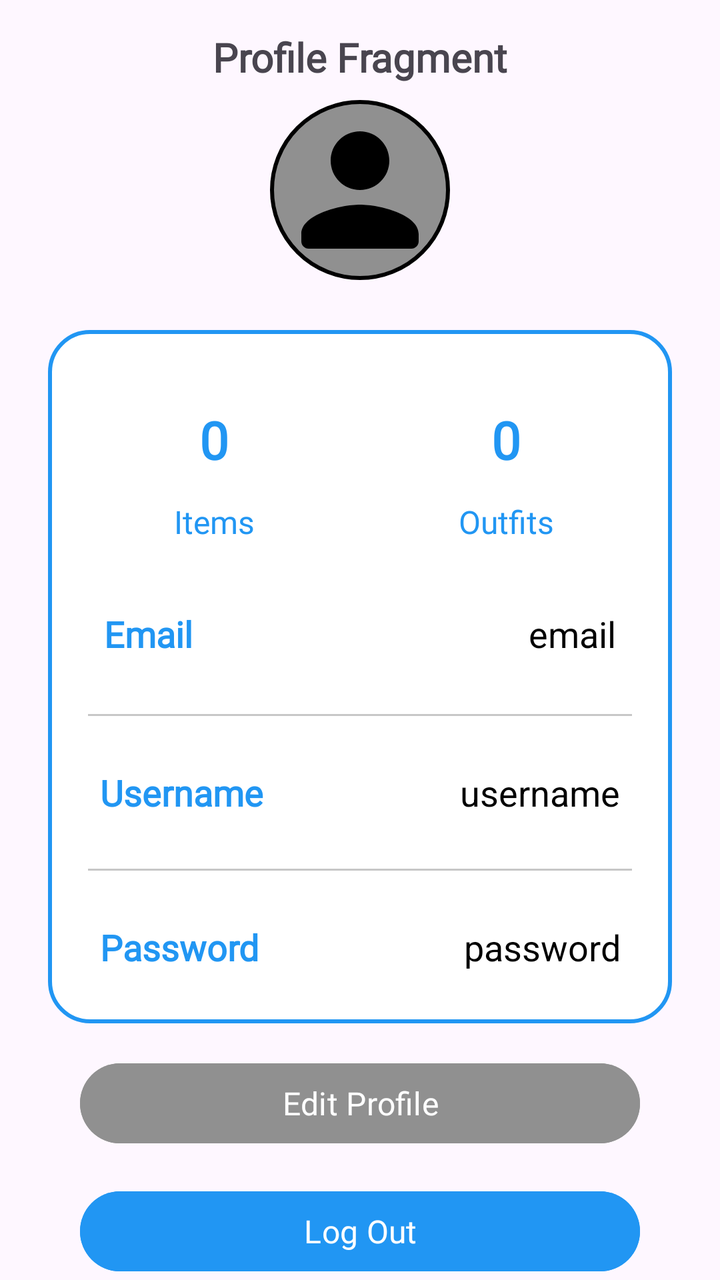
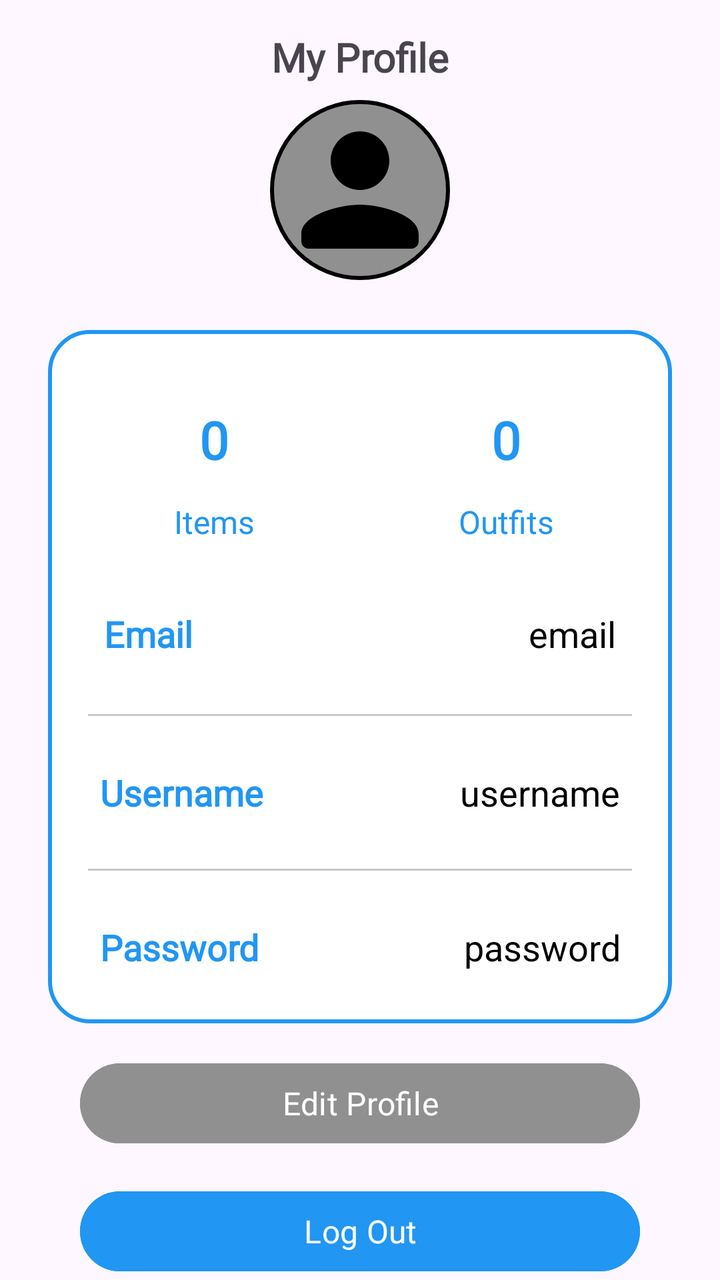

Compare the two renders of this Android layout. The source of the first and the diff that turns it into the second are given below.
<!-- AndroidManifest.xml: application theme Theme.StyleWIZ_vol2 -->
<!-- res/layout/fragment_profile.xml -->
<?xml version="1.0" encoding="utf-8"?>
<androidx.constraintlayout.widget.ConstraintLayout
    xmlns:android="http://schemas.android.com/apk/res/android"
    xmlns:tools="http://schemas.android.com/tools"
    android:layout_width="match_parent"
    android:layout_height="match_parent"
    xmlns:app="http://schemas.android.com/apk/res-auto"
    tools:context=".ProfileFragment">

    

    


    



    <com.google.android.material.imageview.ShapeableImageView
        android:layout_width="90dp"
        android:layout_height="90dp"
        android:id="@id/profileImg"
        android:background="@color/gray"
        android:src="@drawable/round_person_24"
        app:cardCornerRadius="40dp"
        android:padding="1dp"
        app:strokeColor="@color/black"
        app:strokeWidth="2dp"
        app:shapeAppearanceOverlay="@style/circular"
        android:layout_marginTop="50dp"
        app:layout_constraintStart_toStartOf="parent"
        app:layout_constraintEnd_toEndOf="parent"
        app:layout_constraintTop_toTopOf="parent"/>


    <LinearLayout
        android:layout_width="match_parent"
        android:layout_height="wrap_content"
        android:id="@+id/linearLayout"
        android:orientation="vertical"
        android:padding="10dp"
        android:background="@drawable/white_background"
        android:layout_marginStart="24dp"
        android:layout_marginEnd="24dp"
        android:layout_marginTop="25dp"
        app:layout_constraintEnd_toEndOf="parent"
        app:layout_constraintStart_toStartOf="parent"
        app:layout_constraintTop_toBottomOf="@id/profileImg">

        <LinearLayout
            android:layout_width="match_parent"
            android:layout_height="wrap_content"
            android:orientation="horizontal">

            <LinearLayout
                android:layout_width="wrap_content"
                android:layout_height="wrap_content"
                android:layout_margin="10dp"
                android:layout_weight="1"
                android:elevation="5dp"
                android:padding="5dp"
                android:gravity="center"
                android:orientation="vertical">

                <TextView
                    android:layout_width="80dp"
                    android:layout_height="60dp"
                    android:id="@+id/itemsNumber"
                    android:text="0"
                    android:gravity="center"
                    android:textAlignment="center"
                    android:textColor="@color/blue"
                    android:textSize="26dp"
                    android:textStyle="bold"
                    android:fontFamily="@font/roboto"/>

                <TextView
                    android:layout_width="match_parent"
                    android:layout_height="wrap_content"
                    android:id="@+id/Items"
                    android:text="Items"
                    android:textAlignment="center"
                    android:textColor="@color/blue"
                    android:textSize="16dp"
                    android:fontFamily="@font/roboto"/>



            </LinearLayout>

            <LinearLayout
                android:layout_width="wrap_content"
                android:layout_height="wrap_content"
                android:layout_margin="10dp"
                android:layout_weight="1"
                android:elevation="5dp"
                android:padding="5dp"
                android:gravity="center"
                android:orientation="vertical">

                <TextView
                    android:layout_width="80dp"
                    android:layout_height="60dp"
                    android:id="@+id/outfitsNumber"
                    android:text="0"
                    android:gravity="center"
                    android:textAlignment="center"
                    android:textColor="@color/blue"
                    android:textSize="26dp"
                    android:textStyle="bold"
                    android:fontFamily="@font/roboto"/>

                <TextView
                    android:layout_width="match_parent"
                    android:layout_height="wrap_content"
                    android:id="@+id/Outfits"
                    android:text="Outfits"
                    android:textAlignment="center"
                    android:textColor="@color/blue"
                    android:textSize="16dp"
                    android:fontFamily="@font/roboto"/>



            </LinearLayout>

        </LinearLayout>

        <LinearLayout
            android:layout_width="match_parent"
            android:layout_height="match_parent"
            android:padding="8dp"
            android:layout_marginLeft="10dp"
            android:layout_marginRight="10dp"
            android:layout_marginBottom="10dp"
            android:layout_marginTop="10dp"
            android:orientation="horizontal">



            <TextView
                android:layout_width="wrap_content"
                android:layout_height="wrap_content"
                android:id="@+id/email"
                android:layout_weight="1"
                android:text="Email"
                android:textStyle="bold"
                android:textColor="@color/blue"
                android:textSize="18dp"
                android:fontFamily="@font/roboto"/>

            <TextView
                android:layout_width="wrap_content"
                android:layout_height="wrap_content"
                android:id="@+id/profileEmail"
                android:text="email"
                android:layout_weight="1"
                android:textAlignment="viewEnd"
                android:textColor="@color/black"
                android:textSize="18sp"/>


        </LinearLayout>

        <androidx.appcompat.widget.AppCompatImageView
            android:layout_width="match_parent"
            android:layout_height="1dp"
            android:layout_margin="10dp"
            android:alpha="0.5"
            android:background="@color/gray"/>

        <LinearLayout
            android:layout_width="match_parent"
            android:layout_height="match_parent"
            android:layout_margin="8dp"
            android:padding="8dp"
            android:orientation="horizontal">


            <TextView
                android:layout_width="wrap_content"
                android:layout_height="wrap_content"
                android:id="@+id/username"
                android:layout_weight="1"
                android:text="Username"
                android:textStyle="bold"
                android:textColor="@color/blue"
                android:textSize="18dp"
                android:fontFamily="@font/roboto"/>

            <TextView
                android:layout_width="wrap_content"
                android:layout_height="wrap_content"
                android:id="@+id/profileUsername"
                android:text="username"
                android:layout_weight="1"
                android:textAlignment="viewEnd"
                android:textColor="@color/black"
                android:textSize="18sp"/>


        </LinearLayout>

        <androidx.appcompat.widget.AppCompatImageView
            android:layout_width="match_parent"
            android:layout_height="1dp"
            android:layout_margin="10dp"
            android:alpha="0.5"
            android:background="@color/gray"/>

        <LinearLayout
            android:layout_width="match_parent"
            android:layout_height="match_parent"
            android:layout_margin="8dp"
            android:padding="8dp"
            android:orientation="horizontal">


            <TextView
                android:layout_width="wrap_content"
                android:layout_height="wrap_content"
                android:id="@+id/password"
                android:layout_weight="1"
                android:text="Password"
                android:textStyle="bold"
                android:textColor="@color/blue"
                android:textSize="18dp"
                android:fontFamily="@font/roboto"/>

            <TextView
                android:layout_width="wrap_content"
                android:layout_height="wrap_content"
                android:id="@+id/profilePassword"
                android:text="password"
                android:layout_weight="1"
                android:textAlignment="viewEnd"
                android:textColor="@color/black"
                android:textSize="18sp"/>


        </LinearLayout>




    </LinearLayout>



    <TextView
        android:id="@+id/fragment_name"
        android:layout_width="wrap_content"
        android:layout_height="wrap_content"
        android:fontFamily="@font/roboto"
        android:text="Profile Fragment"
        android:layout_marginTop="15dp"
        android:textSize="20sp"
        android:textStyle="bold"
        app:layout_constraintEnd_toEndOf="parent"
        app:layout_constraintStart_toStartOf="parent"
        app:layout_constraintTop_toTopOf="parent" />



    
    <Button
        android:id="@+id/editProfile_button"
        android:layout_width="0dp"
        android:layout_height="48dp"
        android:layout_margin="16dp"
        android:fontFamily="@font/roboto"
        android:backgroundTint="@color/gray"
        android:text="Edit Profile"
        android:textColor="#FFFFFF"
        android:textSize="16sp"
        app:layout_constraintEnd_toEndOf="@id/linearLayout"
        app:layout_constraintStart_toStartOf="@id/linearLayout"
        app:layout_constraintTop_toBottomOf="@id/linearLayout" />

    
    <Button
        android:id="@+id/logout_button"
        android:layout_width="0dp"
        android:layout_height="48dp"
        android:layout_margin="16dp"
        android:backgroundTint="@color/blue"
        android:fontFamily="@font/roboto"
        android:text="Log Out"
        android:textColor="#FFFFFF"
        android:textSize="16sp"
        app:layout_constraintTop_toBottomOf="@id/editProfile_button"
        app:layout_constraintStart_toStartOf="@id/linearLayout"
        app:layout_constraintEnd_toEndOf="@id/linearLayout"/>

</androidx.constraintlayout.widget.ConstraintLayout>
<!-- resources referenced by this layout -->
<resources>
  <color name="black">#FF000000</color>
  <color name="blue">#2196F3</color>
  <color name="gray">#909090</color>
  <!-- drawable round_person_24 (drawable) -->
  <vector android:height="24dp" android:tint="#000000"
      android:viewportHeight="24" android:viewportWidth="24"
      android:width="24dp" xmlns:android="http://schemas.android.com/apk/res/android">
      <path android:fillColor="@android:color/white" android:pathData="M12,12c2.21,0 4,-1.79 4,-4s-1.79,-4 -4,-4 -4,1.79 -4,4 1.79,4 4,4zM12,14c-2.67,0 -8,1.34 -8,4v1c0,0.55 0.45,1 1,1h14c0.55,0 1,-0.45 1,-1v-1c0,-2.66 -5.33,-4 -8,-4z"/>
  </vector>
  <!-- drawable white_background (drawable) -->
  <?xml version="1.0" encoding="utf-8"?>
  <selector xmlns:android="http://schemas.android.com/apk/res/android">
      <item>
  
          <shape
              android:shape="rectangle">
  
              <solid
                  android:color="@color/white"/>
  
              <corners
                  android:radius="20dp"/>
  
              <stroke
                  android:width="2dp"
                  android:color="@color/blue"/>
  
          </shape>
  
      </item>
  
  </selector>
  <style name="circular">
          <item name="cornerSize">50%</item>
      </style>
  <style name="Theme.StyleWIZ_vol2" parent="Base.Theme.StyleWIZ_vol2" />
  <color name="white">#FFFFFFFF</color>
  <style name="Base.Theme.StyleWIZ_vol2" parent="Theme.Material3.DayNight.NoActionBar">
          
          
      </style>
</resources>

<!-- the commit's change to res/layout/fragment_profile.xml (unified diff, before → after) -->
@@ -252,7 +252,7 @@
         android:layout_width="wrap_content"
         android:layout_height="wrap_content"
         android:fontFamily="@font/roboto"
-        android:text="Profile Fragment"
+        android:text="My Profile"
         android:layout_marginTop="15dp"
         android:textSize="20sp"
         android:textStyle="bold"
